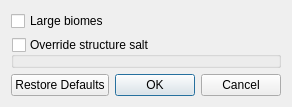
The window that src/extgendialog.ui (Cubitect/cubiomes-viewer) describes before a commit, drawn with Qt 5.
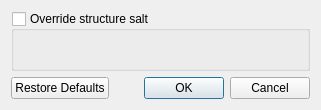
The same window after the commit. Icons and pictures are not drawn.

Commit message: Removed useless large biome option from world settings.

The edit to the form file:
```diff
--- a/src/extgendialog.ui
+++ b/src/extgendialog.ui
@@ -2,6 +2,14 @@
 <ui version="4.0">
  <class>ExtGenDialog</class>
  <widget class="QDialog" name="ExtGenDialog">
+  <property name="geometry">
+   <rect>
+    <x>0</x>
+    <y>0</y>
+    <width>321</width>
+    <height>110</height>
+   </rect>
+  </property>
   <property name="windowTitle">
    <string>World Settings (experimental)</string>
   </property>
@@ -10,7 +18,7 @@
     <normaloff>:/icons/map.png</normaloff>:/icons/map.png</iconset>
   </property>
   <layout class="QGridLayout" name="gridLayout">
-   <item row="2" column="0" colspan="2">
+   <item row="1" column="0" colspan="2">
     <widget class="QGroupBox" name="groupSalts">
      <property name="title">
       <string>Override structure salt</string>
@@ -23,17 +31,7 @@
      </property>
     </widget>
    </item>
-   <item row="1" column="0" colspan="2">
-    <widget class="QCheckBox" name="checkLarge">
-     <property name="toolTip">
-      <string>Simulate innertia for the map view</string>
-     </property>
-     <property name="text">
-      <string>Large biomes</string>
-     </property>
-    </widget>
-   </item>
-   <item row="3" column="0" colspan="2">
+   <item row="2" column="0" colspan="2">
     <widget class="QDialogButtonBox" name="buttonBox">
      <property name="orientation">
       <enum>Qt::Horizontal</enum>
```
